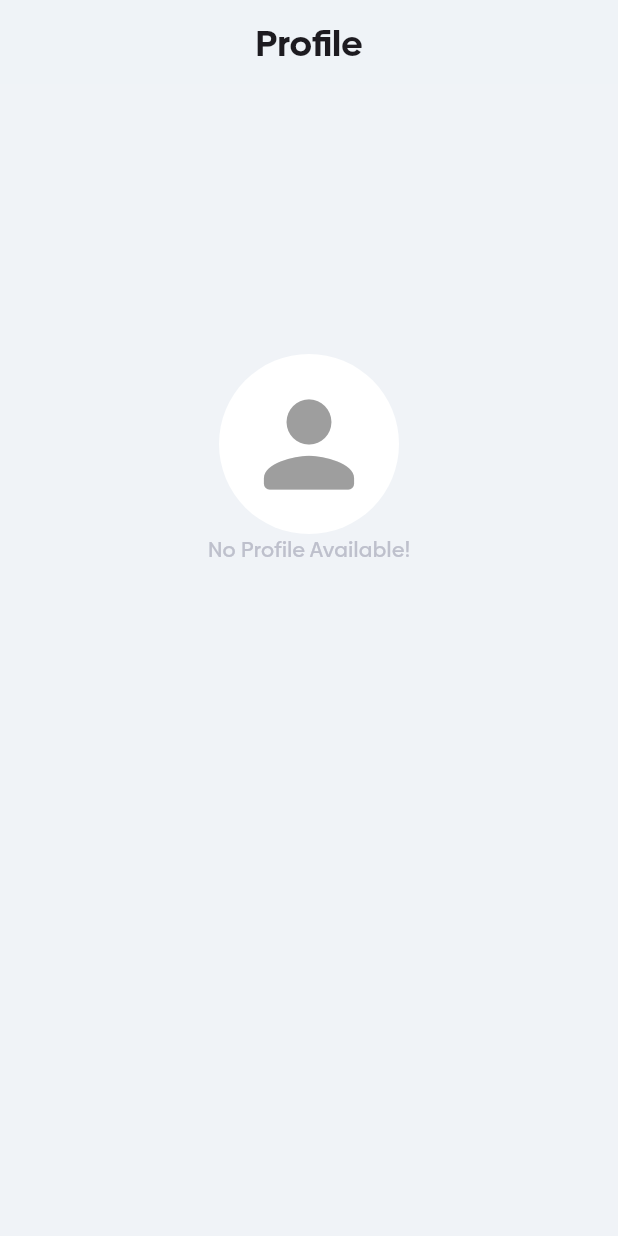
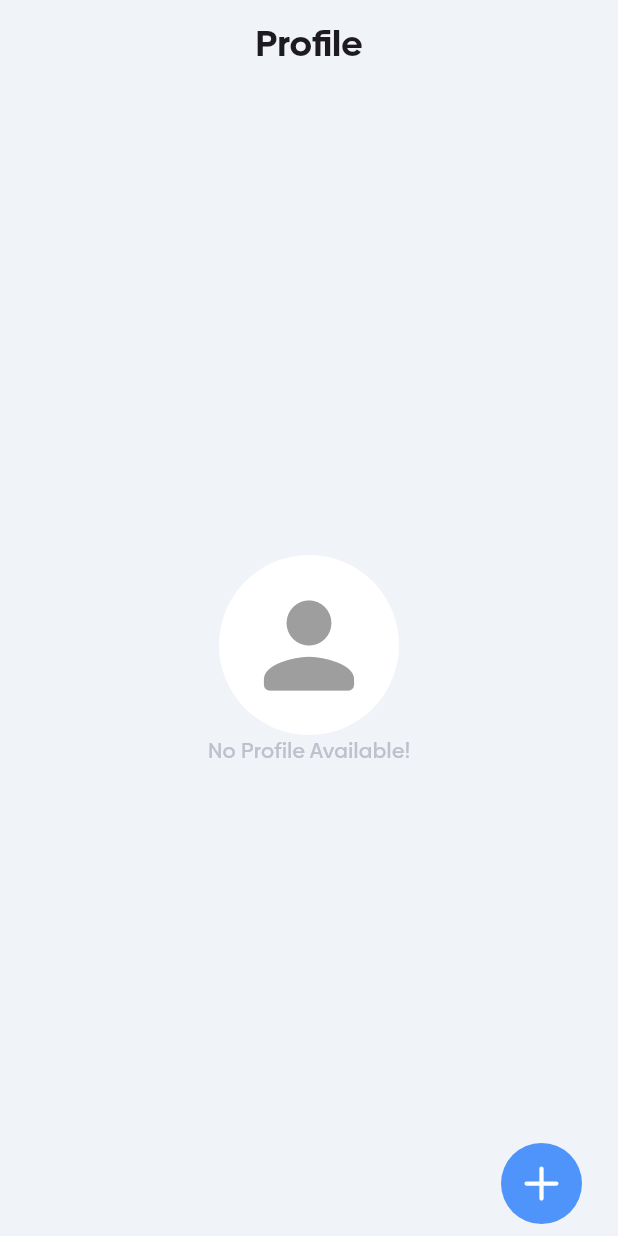
Before and after one commit to Safee715/-Inovoice-app, a Flutter app: the ProfilePage screen opened directly with empty values, on a phone screen of 412 x 824 dp. Run offline on Flutter 3.47's test engine with Material 3 defaults, Android fonts, the phone set to English and light mode, and no system bars; our stand-ins replace csv, flutter_svg, sqflite; accounts and stored records are empty; project files that could hold a hidden picture were left out.

Commit message:
State Management fixes

```diff
--- a/lib/main.dart
+++ b/lib/main.dart
@@ -15,6 +15,7 @@ import 'package:DummyInvoice/pages/items_page/viewmodel/items_page_viewmodel.dar
 import 'package:DummyInvoice/pages/itemsdetailspage/viewmodel/view_item_details_viewmodel.dart';
 import 'package:DummyInvoice/pages/onboardingScreens/onboarding_page.dart';
 import 'package:DummyInvoice/pages/onboardingScreens/viewmodel/onboarding_page_viewmodel.dart';
+import 'package:DummyInvoice/pages/profile_page/viewmodel/profile_page_viewmodel.dart';
 import 'package:flutter/material.dart';
 import 'package:intl/intl.dart' hide TextDirection;
 import 'package:provider/provider.dart';
@@ -42,6 +43,7 @@ ItemPageRepository itemPageRepository=ItemPageRepository();
       ChangeNotifierProvider(create: (context) => ViewDetailsViewmodel(),),
       ChangeNotifierProvider(create: (context) => AddClientViewmodel(),),
       ChangeNotifierProvider(create: (context) => OnboardingPageViewmodel(),),
+      ChangeNotifierProvider(create: (context) => ProfilePageViewmodel(clientsPageRepo: clientsPageRepo),),
     ],
       child:  const Myapp(),
     )
--- a/lib/pages/profile_page/view/profile_page.dart
+++ b/lib/pages/profile_page/view/profile_page.dart
@@ -1,11 +1,13 @@
+import 'package:DummyInvoice/data/helpers/assets.dart';
 import 'package:DummyInvoice/data/helpers/constants.dart';
 import 'package:DummyInvoice/data/helpers/extensions.dart';
 import 'package:DummyInvoice/data/languages/language_manager.dart';
-import 'package:DummyInvoice/pages/client_page/model/clients_page_model.dart';
-import 'package:DummyInvoice/pages/client_page/repo/clients_page_repo.dart';
+import 'package:DummyInvoice/pages/add_clients_page/view/add_clients_page.dart';
+import 'package:DummyInvoice/pages/profile_page/viewmodel/profile_page_viewmodel.dart';
 import 'package:DummyInvoice/widgets/clients_details.dart';
-import 'package:DummyInvoice/widgets/custom_clipper.dart';
+import 'package:DummyInvoice/widgets/custom_icon_widget.dart';
 import 'package:flutter/material.dart';
+import 'package:provider/provider.dart';
 
 class ProfilePage extends StatefulWidget {
   const ProfilePage({super.key, this.constants});
@@ -19,13 +21,14 @@ class ProfilePage extends StatefulWidget {
 
 class _ProfilePageState
     extends State<ProfilePage> {
-  ClientsPageRepo clientsPageRepo=ClientsPageRepo();
   @override
   Widget build(BuildContext context) {
+    final profilePageViewmodel=context.watch<ProfilePageViewmodel>();
     print('Profile');
     return Scaffold(
-      appBar: AppBar(
-        backgroundColor: Color(0xFE7EBF2),
+      appBar: AppBar(elevation: 0,
+        scrolledUnderElevation: 0,
+        backgroundColor: Theme.of(context).getBackColor(),
         title: Text(
           widget
               .constants!
@@ -37,13 +40,17 @@ class _ProfilePageState
         ),
         centerTitle: true,
       ),
-      body: Container(
+      body: RefreshIndicator(
+        onRefresh: ()async{
+          Future.delayed(Duration(seconds: 2));
+         await profilePageViewmodel.loadClients();
+        },
+        child: Container(
           width: double.infinity,
-        height: 500,
-        padding: EdgeInsets.all(20),
+          padding: EdgeInsets.symmetric(horizontal: 20),
           child:
-        FutureBuilder<List<Client>>(
-          future: clientsPageRepo.getAllClients(),
+          StreamBuilder(
+            stream: profilePageViewmodel.getClientStream(),
             builder: (context, snapshot) {
               if(snapshot.connectionState==ConnectionState.waiting)
                 {
@@ -93,13 +100,14 @@ class _ProfilePageState
                   else
                   {
                     return ListView.builder(
+                      padding: EdgeInsets.only(bottom: context.getWidth(65)),
                       itemCount: clients.length,
                       itemBuilder: (context,
                           index) {
                         return Padding(
                           padding: const EdgeInsets
                               .symmetric(
-                            vertical: 8.0),
+                              vertical: 4.0),
                           child: ClientsDetails(
                             name: clients[index]
                                 .firstName,
@@ -147,6 +155,31 @@ class _ProfilePageState
 
           ),
         ),
+      ),
+      floatingActionButton: _addClientButton(),
+      floatingActionButtonLocation: FloatingActionButtonLocation.endDocked,
+
+    );
+  }
+  Widget _addClientButton(
+      )
+  {
+    return IconButton(
+      onPressed: () {
+        Navigator.push(
+          context,
+          MaterialPageRoute(
+            builder: (context) {
+              return AddClientsPage();
+            },
+          ),
+        );
+      },
+      icon: CustomIconWidget(
+        iconaddress: Assets.addButtonAddress,
+        height: 54,
+        weight: 54,
+      ),
     );
   }
 }
--- a/lib/pages/profile_page/viewmodel/prfie_page_viewmodel.dart
+++ /dev/null
@@ -1,4 +0,0 @@
-class ProfilePageViewmodel {
-  final iconAddress =
-      'assets/images/icons/user.svg';
-}
--- /dev/null
+++ b/lib/pages/profile_page/viewmodel/profile_page_viewmodel.dart
@@ -0,0 +1,47 @@
+import 'dart:async';
+import 'package:DummyInvoice/pages/client_page/repo/clients_page_repo.dart';
+import 'package:flutter/cupertino.dart';
+import 'package:DummyInvoice/pages/client_page/model/clients_page_model.dart';
+
+class ProfilePageViewmodel
+    extends ChangeNotifier {
+  ProfilePageViewmodel({required this.clientsPageRepo}) {
+    loadClients();
+  }
+  final ClientsPageRepo clientsPageRepo;
+  List<Client> _clients = [];
+
+  Future<void> loadClients() async {
+    _clients = await clientsPageRepo
+        .getAllClients();
+    clientController.sink.add(
+      List.from(_clients),
+    );
+  }
+
+  final clientController =
+      StreamController<List<Client>>.broadcast();
+
+  Stream<List<Client>> getClientStream() async* {
+    yield _clients;
+    yield* clientController.stream;
+  }
+
+  int get NoOfClients => _clients.length;
+
+  Client getClient(int index) {
+    return _clients[index];
+  }
+
+  void addClient(Client client) {
+    _clients.add(client);
+    clientController.sink.add(
+      List.from(_clients),
+    );
+  }
+
+  void addClientStream(Client client) {
+    _clients.add(client);
+    clientController.sink.add(_clients);
+  }
+}
```
Also changed, not shown: lib/pages/add_clients_page/view/add_clients_page.dart (+39 -21 lines), lib/pages/client_page/view/clients_page.dart (+6 -1 lines). Lines whose indentation alone changed are shown as unchanged.
